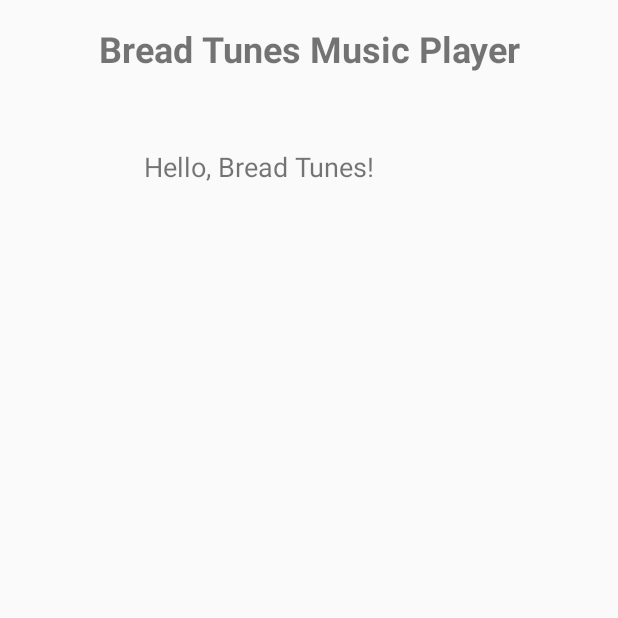
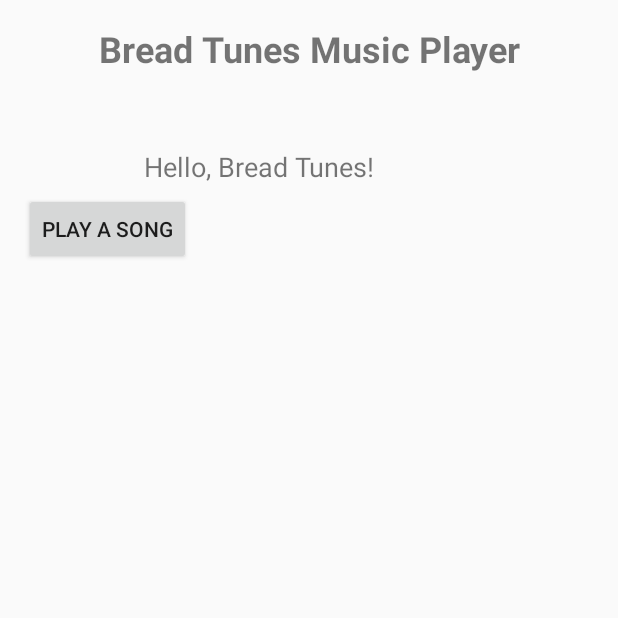
Before and after one commit to ETS-Android5/Software-Engineering-Project, an Android app: the screen it shows after launch (HomeActivity), on a phone screen of 412 x 824 dp, the top half of it. Run offline under Robolectric (Android 15) with nearby library versions, the phone set to English and light mode, and no system bars.

Commit message:
add button to home activity that listens to events and displays message

```diff
--- a/app/src/main/java/comp3350/breadtunes/presentation/HomeActivity.java
+++ b/app/src/main/java/comp3350/breadtunes/presentation/HomeActivity.java
@@ -4,9 +4,13 @@ import comp3350.breadtunes.R;
 
 import android.app.Activity;
 import android.content.Intent;
+import android.media.MediaPlayer;
 import android.os.Bundle;
 import android.view.Menu;
 import android.view.MenuItem;
+import android.view.View;
+import android.widget.Button;
+import android.widget.Toast;
 
 public class HomeActivity extends Activity {
 
@@ -25,6 +29,8 @@ public class HomeActivity extends Activity {
     public boolean onCreateOptionsMenu(Menu menu) {
         // Inflate the menu; this adds items to the action bar if it is present.
         getMenuInflater().inflate(R.menu.menu_home, menu);
+
+
         return true;
     }
 
@@ -36,6 +42,12 @@ public class HomeActivity extends Activity {
         int id = item.getItemId();
 
         return super.onOptionsItemSelected(item);
+    }
+
+
+    public void playSong(View view){
+        Toast.makeText(HomeActivity.this, "play music clicked!", Toast.LENGTH_SHORT).show();
+
     }
 
     /*
--- a/app/src/main/res/layout/activity_home.xml
+++ b/app/src/main/res/layout/activity_home.xml
@@ -1,7 +1,7 @@
 <android.support.constraint.ConstraintLayout xmlns:android="http://schemas.android.com/apk/res/android"
     xmlns:app="http://schemas.android.com/apk/res-auto"
     xmlns:tools="http://schemas.android.com/tools"
-    android:id="@+id/relativeLayout"
+    android:id="@+id/linearLayoutLayout"
     android:layout_width="match_parent"
     android:layout_height="match_parent"
     android:paddingLeft="@dimen/activity_horizontal_margin"
@@ -33,4 +33,17 @@
         app:layout_constraintStart_toStartOf="parent"
         app:layout_constraintTop_toBottomOf="@+id/textTitle" />
 
+
+    <Button
+        android:id="@+id/playMusicButton"
+        android:layout_width="wrap_content"
+        android:layout_height="wrap_content"
+        android:layout_alignParentLeft="true"
+        android:layout_alignParentTop="true"
+        android:layout_alignParentRight="true"
+        android:text="Play a song"
+        app:layout_constraintTop_toBottomOf="@+id/textView"
+        android:onClick="playSong"
+         />
+
 </android.support.constraint.ConstraintLayout>
```
